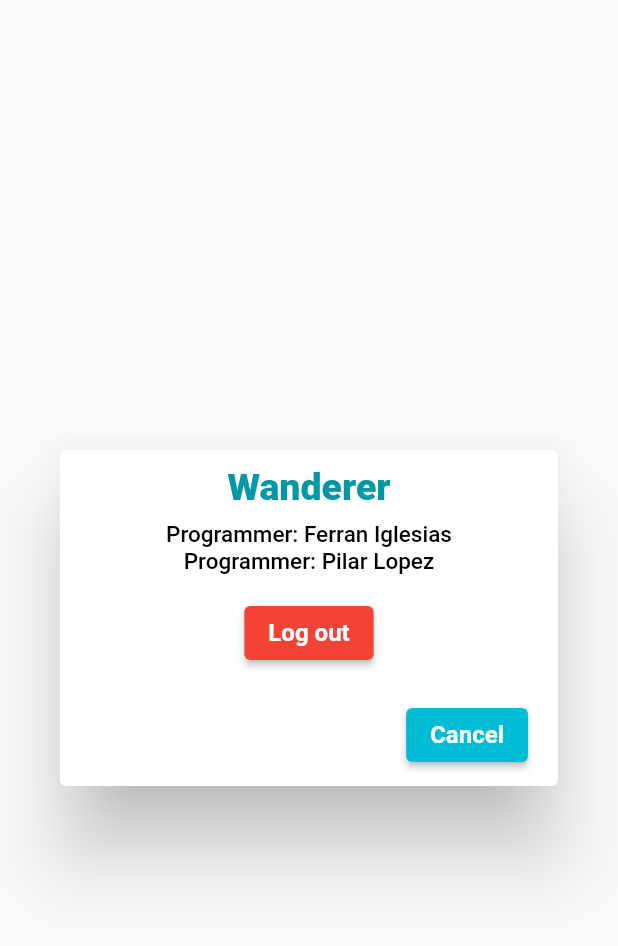
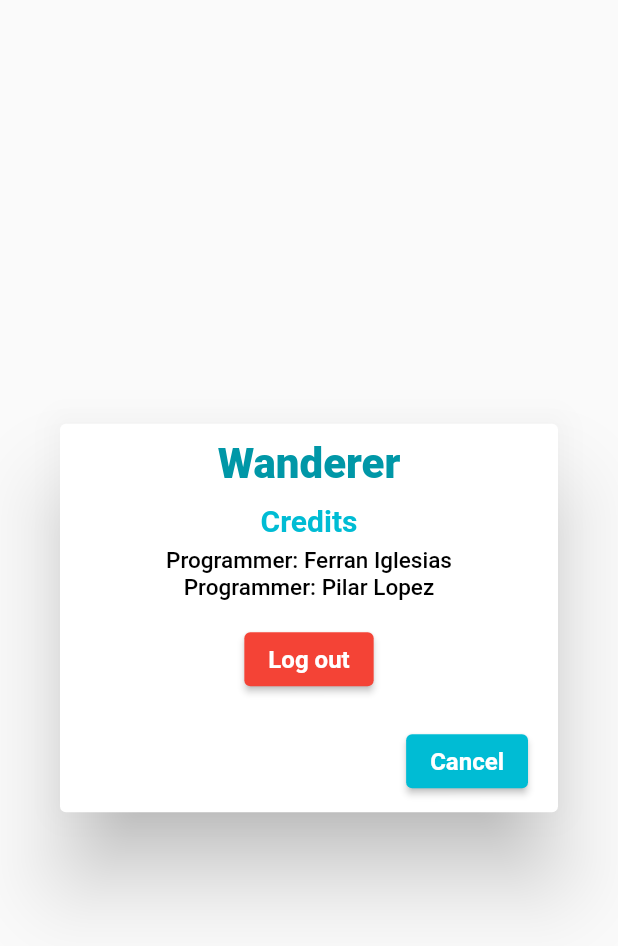
Before and after one commit to Pilar-Ferran/wanderer3, a Flutter app: the LogoutDialog widget shown alone on an empty page, opened directly, on a phone screen of 412 x 824 dp. Shown: the top 946 px of the screen. Run offline on Flutter 3.47's test engine with Material 2 defaults, Android fonts, the phone set to English and light mode, and no system bars; our stand-ins replace cloud_firestore, firebase_auth, firebase_core, firebase_storage, flutter_html, flutter_secure_storage and 4 more; missing offline and left inert: dart:ffi; accounts and stored records are empty; network calls fail.

Commit message:
Add files via upload

```diff
--- a/lib/Component/logout_dialog.dart
+++ b/lib/Component/logout_dialog.dart
@@ -56,8 +56,10 @@ Future<void> setLoggedUsernameAndEmail () async {
             padding: const EdgeInsets.fromLTRB(20, 10, 20, 10),
             child: Column( //this could be in a different class
               children: [
-                 Text('Wanderer', style: TextStyle(color: Colors.cyan.shade700, fontSize: 25, fontWeight: FontWeight.w800),),
-                const Padding(padding: EdgeInsets.fromLTRB(0, 8, 00, 0),),
+                 Text('Wanderer', style: TextStyle(color: Colors.cyan.shade700, fontSize: 28, fontWeight: FontWeight.w800),),
+                const Padding(padding: EdgeInsets.fromLTRB(0, 10, 00, 0),),
+                Text('Credits', style: TextStyle(color: Colors.cyan.shade500, fontSize: 20, fontWeight: FontWeight.w700),),
+                const Padding(padding: EdgeInsets.fromLTRB(0, 6, 00, 0),),
                 Text('Programmer: Ferran Iglesias', style: TextStyle(color: Colors.black, fontSize: 15, fontWeight: FontWeight.w500),),
                 Text('Programmer: Pilar Lopez', style: TextStyle(color: Colors.black, fontSize: 15, fontWeight: FontWeight.w500),),
                 const Padding(padding: EdgeInsets.fromLTRB(0, 15, 00, 0),),
```
